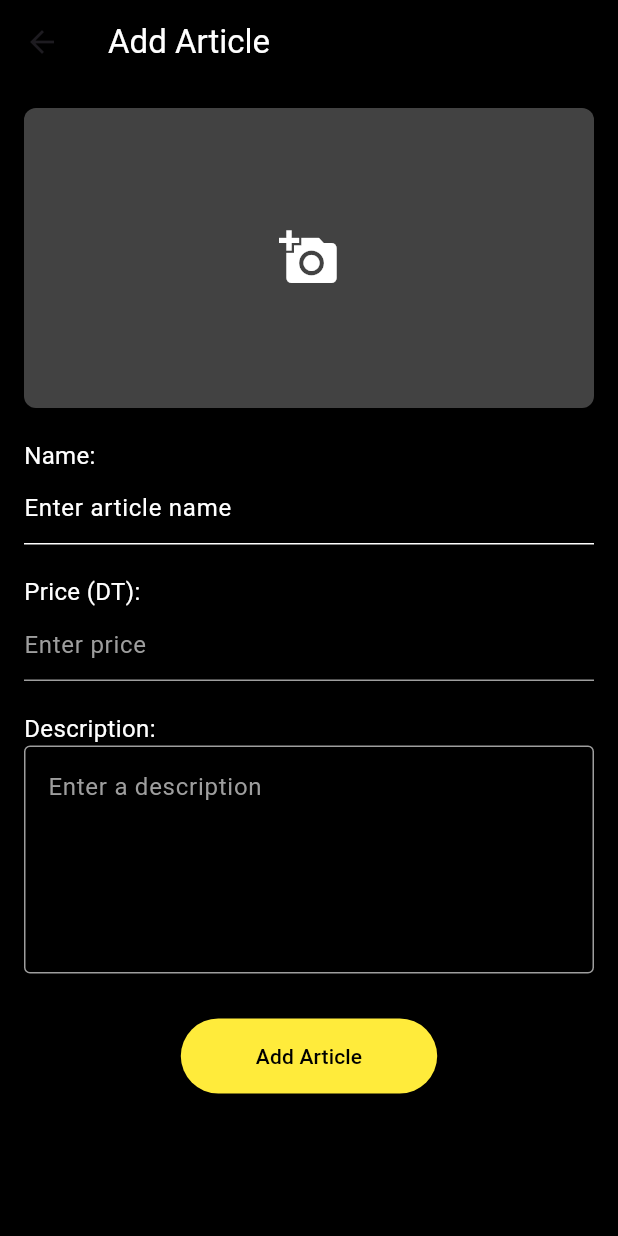
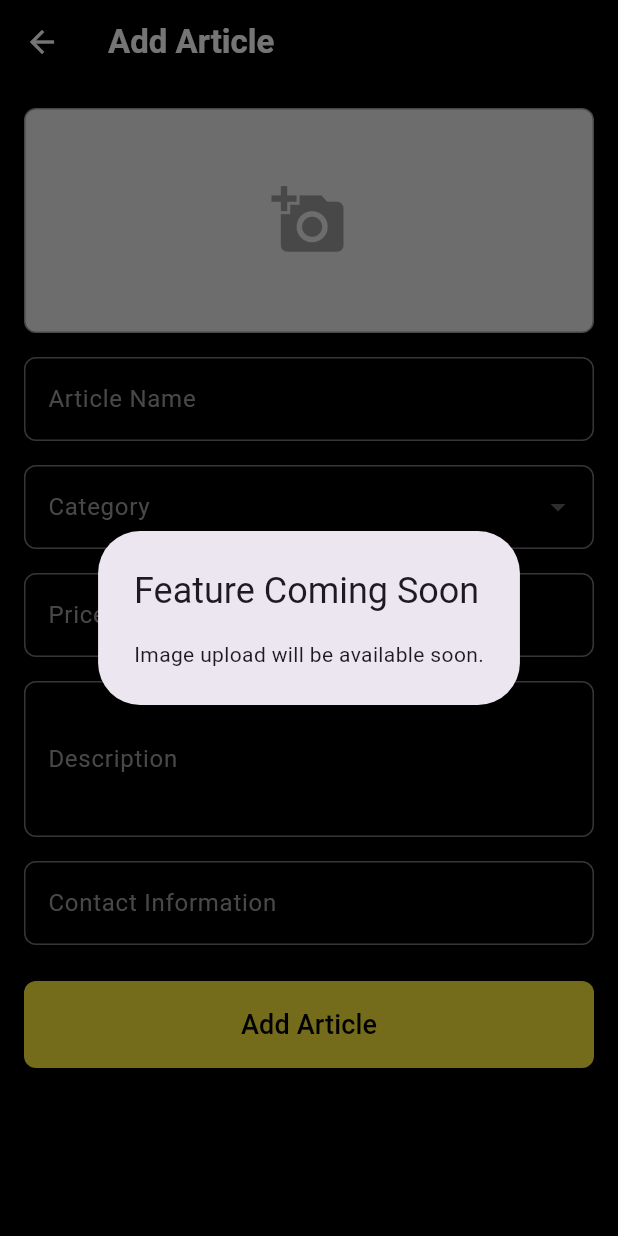
Before and after one commit to fahmi-ayari/mobileapp, a Flutter app: the GuestPage screen opened directly, item 3 of the bottom bar chosen, after a tap on the "add a photo" icon, on a phone screen of 412 x 824 dp. Run offline on Flutter 3.47's test engine with Material 3 defaults, Android fonts, the light colour scheme and no system bars; our stand-ins replace font_awesome_flutter, smooth_page_indicator; network calls fail.

Commit message:
fix changes

```diff
--- a/lib/widgets/Getstarted.dart
+++ b/lib/widgets/Getstarted.dart
@@ -53,7 +53,7 @@ class _NextPageState extends State<PageTow> {
   }
 
   void _startAutoScroll() {
-    _timer = Timer.periodic(const Duration(seconds: 5), (Timer timer) {
+    _timer = Timer.periodic(const Duration(seconds: 3), (Timer timer) {
       if (_currentPage < _images.length - 1) {
         _currentPage++;
       } else {
--- a/lib/widgets/addarticle.dart
+++ b/lib/widgets/addarticle.dart
@@ -1,17 +1,20 @@
 import 'package:flutter/material.dart';
-// Import this for the File class if needed in future logic.
 
-class AddArticle extends StatefulWidget {
-  const AddArticle({super.key});
+class AddArticlePage extends StatefulWidget {
+  const AddArticlePage({super.key});
 
   @override
-  State<AddArticle> createState() => _AddArticlePageState();
+  State<AddArticlePage> createState() => _AddArticlePageState();
 }
 
-class _AddArticlePageState extends State<AddArticle> {
-  final TextEditingController _nameController = TextEditingController();
-  final TextEditingController _priceController = TextEditingController();
-  final TextEditingController _descriptionController = TextEditingController();
+class _AddArticlePageState extends State<AddArticlePage> {
+  final TextEditingController nameController = TextEditingController();
+  final TextEditingController descriptionController = TextEditingController();
+  final TextEditingController priceController = TextEditingController();
+  final TextEditingController contactController = TextEditingController();
+
+  String selectedCategory = "Chairs";
+  final List<String> categories = ["Chairs", "Tents", "Sleeping Bags", "Other"];
 
   @override
   Widget build(BuildContext context) {
@@ -20,143 +23,190 @@ class _AddArticlePageState extends State<AddArticle> {
       appBar: AppBar(
         backgroundColor: Colors.black,
         elevation: 0,
+        leading: IconButton(
+          icon: const Icon(Icons.arrow_back, color: Colors.white),
+          onPressed: () => Navigator.pop(context),
+        ),
         title: const Text(
           "Add Article",
-          style: TextStyle(color: Colors.white),
+          style: TextStyle(color: Colors.white, fontWeight: FontWeight.bold),
         ),
       ),
       body: SingleChildScrollView(
-        child: Padding(
-          padding: const EdgeInsets.all(16.0),
+        padding: const EdgeInsets.all(16),
         child: Column(
           crossAxisAlignment: CrossAxisAlignment.start,
           children: [
+            // Article Image Upload
             GestureDetector(
               onTap: () {
-                  // Handle tap logic here for future use (e.g., image picker).
+                // Implement image picker logic
+                showDialog(
+                  context: context,
+                  builder: (context) => const AlertDialog(
+                    title: Text("Feature Coming Soon"),
+                    content: Text("Image upload will be available soon."),
+                  ),
+                );
               },
               child: Container(
-                  height: 200,
+                height: 150,
                 width: double.infinity,
                 decoration: BoxDecoration(
-                    color: Colors.grey[800],
+                  color: Colors.grey[200],
                   borderRadius: BorderRadius.circular(8),
+                  border: Border.all(color: Colors.grey, width: 1),
                 ),
-                  child: const Icon(
-                    Icons.add_a_photo,
-                    color: Colors.white,
-                    size: 40,
-                  ),
-                  alignment: Alignment.center,
-                ),
-              ),
-              const SizedBox(height: 20),
-              const Text(
-                "Name:",
-                style: TextStyle(color: Colors.white, fontSize: 16),
-              ),
-              TextField(
-                controller: _nameController,
-                style: const TextStyle(color: Colors.white),
-                decoration: const InputDecoration(
-                  hintText: "Enter article name",
-                  hintStyle: TextStyle(color: Colors.white),
-                  enabledBorder: UnderlineInputBorder(
-                    borderSide: BorderSide(color: Colors.white),
-                  ),
-                  focusedBorder: UnderlineInputBorder(
-                    borderSide: BorderSide(color: Colors.yellow),
+                child: const Center(
+                  child: Icon(Icons.add_a_photo, size: 50, color: Colors.grey),
                 ),
               ),
             ),
-              const SizedBox(height: 20),
-              const Text(
-                "Price (DT):",
-                style: TextStyle(color: Colors.white, fontSize: 16),
+            const SizedBox(height: 16),
+            // Article Name Field
+            TextField(
+              style: TextStyle(color: Colors.white),
+              controller: nameController,
+              decoration: InputDecoration(
+                labelText: "Article Name",
+                labelStyle: TextStyle(color: Colors.grey),
+                border: OutlineInputBorder(
+                  borderRadius: BorderRadius.circular(8),
+                  borderSide: const BorderSide(color: Colors.white),
                 ),
-              TextField(
-                controller: _priceController,
-                keyboardType: TextInputType.number,
-                style: const TextStyle(color: Colors.white),
-                decoration: const InputDecoration(
-                  hintText: "Enter price",
-                  hintStyle: TextStyle(color: Colors.grey),
-                  enabledBorder: UnderlineInputBorder(
-                    borderSide: BorderSide(color: Colors.grey),
-                  ),
-                  focusedBorder: UnderlineInputBorder(
-                    borderSide: BorderSide(color: Colors.yellow),
+                focusedBorder: OutlineInputBorder(
+                  borderRadius: BorderRadius.circular(8),
+                  borderSide: const BorderSide(color: Colors.yellow),
                 ),
               ),
             ),
-              const SizedBox(height: 20),
-              const Text(
-                "Description:",
-                style: TextStyle(color: Colors.white, fontSize: 16),
-              ),
-              TextField(
-                controller: _descriptionController,
-                maxLines: 5,
-                style: const TextStyle(color: Colors.white),
-                decoration: const InputDecoration(
-                  hintText: "Enter a description",
-                  hintStyle: TextStyle(color: Colors.grey),
-                  enabledBorder: OutlineInputBorder(
-                    borderSide: BorderSide(color: Colors.grey),
+            const SizedBox(height: 16),
+            // Category Dropdown
+            DropdownButtonFormField<String>(
+              decoration: InputDecoration(
+                labelText: "Category",
+                labelStyle: TextStyle(color: Colors.grey),
+                // Label text in white
+                border: OutlineInputBorder(
+                  borderRadius: BorderRadius.circular(8),
                 ),
                 focusedBorder: OutlineInputBorder(
-                    borderSide: BorderSide(color: Colors.yellow),
+                  borderRadius: BorderRadius.circular(8),
+                  borderSide: const BorderSide(color: Colors.yellow),
+                ),
+              ),
+              dropdownColor: Colors.black, // Dropdown menu background color
+              style: TextStyle(color: Colors.white), // Selected text color
+              items: categories
+                  .map((category) => DropdownMenuItem<String>(
+                        value: category,
+                        child: Text(
+                          category,
+                          style: TextStyle(
+                              color: Colors.white), // Dropdown items text color
+                        ),
+                      ))
+                  .toList(),
+              onChanged: (value) {
+                // Handle category selection here
+                print("Selected category: $value");
+              },
+            ),
+
+            const SizedBox(height: 16),
+            // Price Field
+            TextField(
+              style: TextStyle(color: Colors.white),
+              controller: priceController,
+              keyboardType: TextInputType.number,
+              decoration: InputDecoration(
+                labelText: "Price (DT)",
+                labelStyle: TextStyle(color: Colors.grey),
+                border: OutlineInputBorder(
+                  borderRadius: BorderRadius.circular(8),
+                ),
+                focusedBorder: OutlineInputBorder(
+                  borderRadius: BorderRadius.circular(8),
+                  borderSide: const BorderSide(color: Colors.yellow),
                 ),
               ),
             ),
-              const SizedBox(height: 30),
-              Center(
+            const SizedBox(height: 16),
+            // Description Field
+            TextField(
+              style: TextStyle(color: Colors.white),
+              controller: descriptionController,
+              maxLines: 3,
+              decoration: InputDecoration(
+                labelText: "Description",
+                labelStyle: TextStyle(color: Colors.grey),
+                border: OutlineInputBorder(
+                  borderRadius: BorderRadius.circular(8),
+                ),
+                focusedBorder: OutlineInputBorder(
+                  borderRadius: BorderRadius.circular(8),
+                  borderSide: const BorderSide(color: Colors.yellow),
+                ),
+              ),
+            ),
+            const SizedBox(height: 16),
+            // Contact Information Field
+            TextField(
+              style: TextStyle(color: Colors.white),
+              controller: contactController,
+              decoration: InputDecoration(
+                labelText: "Contact Information",
+                labelStyle: TextStyle(color: Colors.grey),
+                border: OutlineInputBorder(
+                  borderRadius: BorderRadius.circular(8),
+                ),
+                focusedBorder: OutlineInputBorder(
+                  borderRadius: BorderRadius.circular(8),
+                  borderSide: const BorderSide(color: Colors.yellow),
+                ),
+              ),
+            ),
+            const SizedBox(height: 24),
+            // Submit Button
+            SizedBox(
+              width: double.infinity,
               child: ElevatedButton(
+                style: ElevatedButton.styleFrom(
+                  backgroundColor: Colors.yellow,
+                  padding: const EdgeInsets.symmetric(vertical: 16),
+                  shape: RoundedRectangleBorder(
+                    borderRadius: BorderRadius.circular(8),
+                  ),
+                ),
                 onPressed: () {
-                    // Handle the logic for adding the article
-                    final String name = _nameController.text.trim();
-                    final String price = _priceController.text.trim();
-                    final String description =
-                        _descriptionController.text.trim();
-
-                    if (name.isNotEmpty &&
-                        price.isNotEmpty &&
-                        description.isNotEmpty) {
-                      // Save the article or send to backend
+                  // Implement article submission logic
+                  if (nameController.text.isNotEmpty &&
+                      priceController.text.isNotEmpty &&
+                      contactController.text.isNotEmpty) {
                     ScaffoldMessenger.of(context).showSnackBar(
-                        const SnackBar(
+                      SnackBar(
                         content: Text(
-                            "Article added successfully!",
-                            style: TextStyle(color: Colors.white),
-                          ),
-                          backgroundColor: Colors.green,
+                            "Article '${nameController.text}' added successfully!"),
                       ),
                     );
+                    Navigator.pop(context);
                   } else {
                     ScaffoldMessenger.of(context).showSnackBar(
                       const SnackBar(
-                          content: Text(
-                            "Please fill all fields.",
-                            style: TextStyle(color: Colors.white),
-                          ),
-                          backgroundColor: Colors.red,
+                        content: Text("Please fill in all required fields!"),
                       ),
                     );
                   }
                 },
-                  style: ElevatedButton.styleFrom(
-                    backgroundColor: Colors.yellow,
-                    foregroundColor: Colors.black,
-                    padding: const EdgeInsets.symmetric(
-                        horizontal: 50, vertical: 15),
+                child: const Text(
+                  "Add Article",
+                  style: TextStyle(fontSize: 18, color: Colors.black),
                 ),
-                  child: const Text("Add Article"),
               ),
             ),
           ],
         ),
       ),
-      ),
     );
   }
 }
--- a/lib/widgets/guestpage.dart
+++ b/lib/widgets/guestpage.dart
@@ -4,6 +4,8 @@ import 'package:campingbazar/widgets/signin.dart';
 import 'favoritespage.dart';
 import 'productdetailsPage.dart';
 import 'addarticle.dart';
+import 'package:campingbazar/messages.dart';
+import 'package:campingbazar/profile.dart';
 
 class GuestPage extends StatefulWidget {
   const GuestPage({super.key});
@@ -62,13 +64,18 @@ class _GuestPageState extends State<GuestPage> {
       // Redirect to Sign In Page for all tabs except Home
       Navigator.push(
         context,
-        MaterialPageRoute(builder: (context) => const AddArticle()),
+        MaterialPageRoute(builder: (context) => const AddArticlePage()),
       );
-    } else if (index != 0) {
+    } else if (index == 3) {
+      Navigator.push(
+        context,
+        MaterialPageRoute(builder: (context) => const MessageForumPage()),
+      );
+    } else if (index == 4) {
       // Redirect to Sign In Page for all tabs except Home
       Navigator.push(
         context,
-        MaterialPageRoute(builder: (context) => const SignInPage()),
+        MaterialPageRoute(builder: (context) => const ProfilePage()),
       );
     } else {
       setState(() {
```
Also changed, not shown: lib/messages.dart (added, +273 -0 lines), lib/profile.dart (added, +153 -0 lines). Lines whose indentation alone changed are shown as unchanged.
